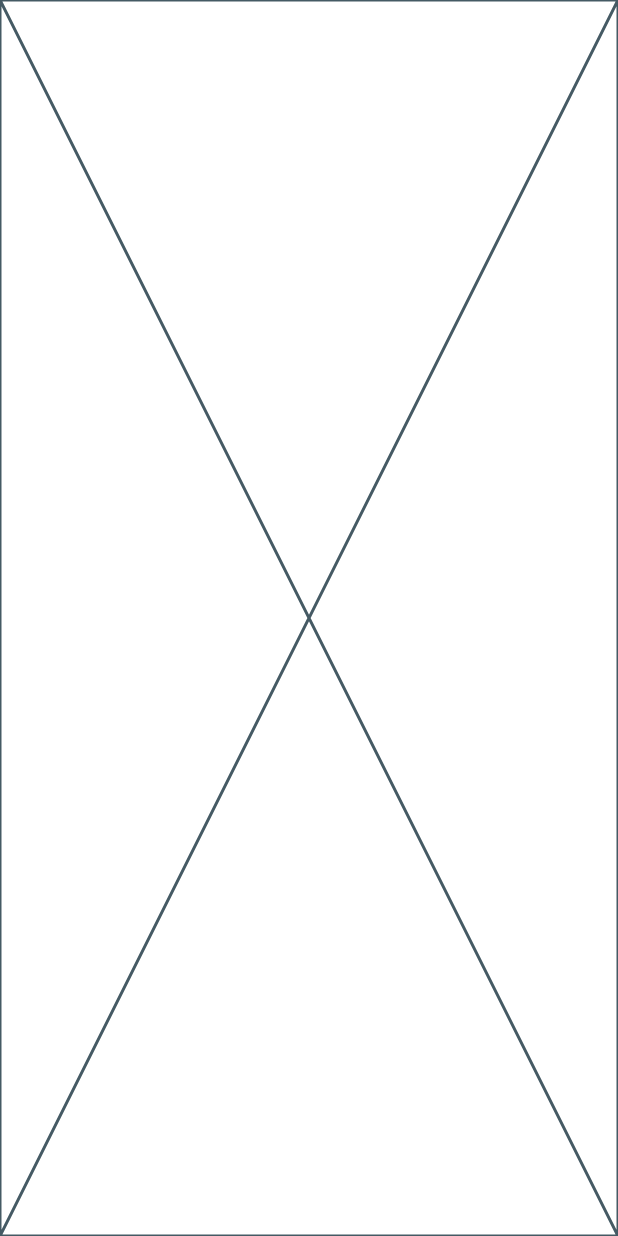
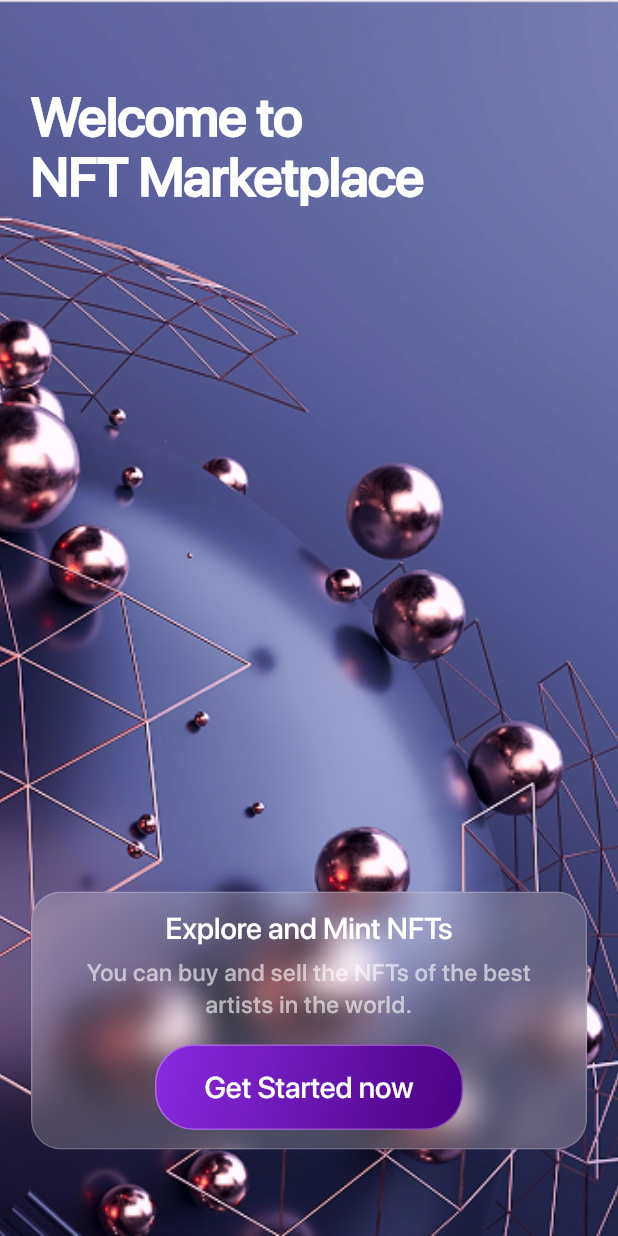
Before and after one commit to AmirhosseinBaghi/nft_market, a Flutter app: the screen it shows after launch, on a phone screen of 412 x 824 dp. Run offline on Flutter 3.47's test engine with Material 3 defaults, Android fonts, the phone set to English and light mode, and no system bars; project files that could hold a hidden picture were left out.

Commit message:
compeleted welcome screen

```diff
--- a/lib/screens/welcomeScreen/presentation/welcome_screen.dart
+++ b/lib/screens/welcomeScreen/presentation/welcome_screen.dart
@@ -1,10 +1,93 @@
 import 'package:flutter/material.dart';
+import 'package:nft_market/shared/widgets/glassmorphism.dart';
 
 class WelcomeScreen extends StatelessWidget {
   const WelcomeScreen({super.key});
 
   @override
   Widget build(BuildContext context) {
-    return const Placeholder();
+    final double width = MediaQuery.of(context).size.width;
+    final double height = MediaQuery.of(context).size.height;
+    final theme = Theme.of(context).textTheme;
+    return Scaffold(
+      body: Stack(
+        children: [
+          SizedBox(
+            width: width,
+            height: height,
+            child: Image.asset('assets/images/welcome.png', fit: BoxFit.cover),
+          ),
+          Positioned(
+            top: height * 0.07,
+            left: width * 0.05,
+            child: Text(
+              'Welcome to\nNFT Marketplace',
+              style: theme.displayLarge,
+            ),
+          ),
+          Positioned(
+            bottom: height * 0.07,
+            left: width * 0.05,
+            right: width * 0.05,
+            child: Glassmorphism(
+              backgroundColor: Colors.white.withOpacity(0.01),
+              child: Padding(
+                padding: const EdgeInsets.symmetric(
+                  horizontal: 12.0,
+                  vertical: 12,
+                ),
+                child: Column(
+                  children: [
+                    Text(
+                      'Explore and Mint NFTs',
+                      style: theme.displayMedium,
+                      textAlign: TextAlign.center,
+                    ),
+                    SizedBox(height: 8),
+                    Text(
+                      'You can buy and sell the NFTs of the best artists in the world.',
+                      style: theme.bodySmall,
+                      textAlign: TextAlign.center,
+                    ),
+                    SizedBox(height: 16),
+                    Container(
+                      decoration: BoxDecoration(
+                        borderRadius: BorderRadius.circular(26),
+                        border: Border.all(
+                          color: Colors.white.withValues(alpha: 0.3),
+                        ),
+                        gradient: LinearGradient(
+                          colors: [Color(0xFF8a2Be2), Color(0xFF4B0082)],
+                          begin: Alignment.topLeft,
+                          end: Alignment.bottomRight,
+                        ),
+                      ),
+                      child: ElevatedButton(
+                        style: ElevatedButton.styleFrom(
+                          padding: EdgeInsets.symmetric(
+                            horizontal: 32,
+                            vertical: 16,
+                          ),
+                          backgroundColor: Colors.transparent,
+                          shadowColor: Colors.transparent,
+                          shape: RoundedRectangleBorder(
+                            borderRadius: BorderRadius.circular(26),
+                          ),
+                        ),
+                        onPressed: () {},
+                        child: Text(
+                          'Get Started now',
+                          style: theme.displayMedium,
+                        ),
+                      ),
+                    ),
+                  ],
+                ),
+              ),
+            ),
+          ),
+        ],
+      ),
+    );
   }
 }
```
